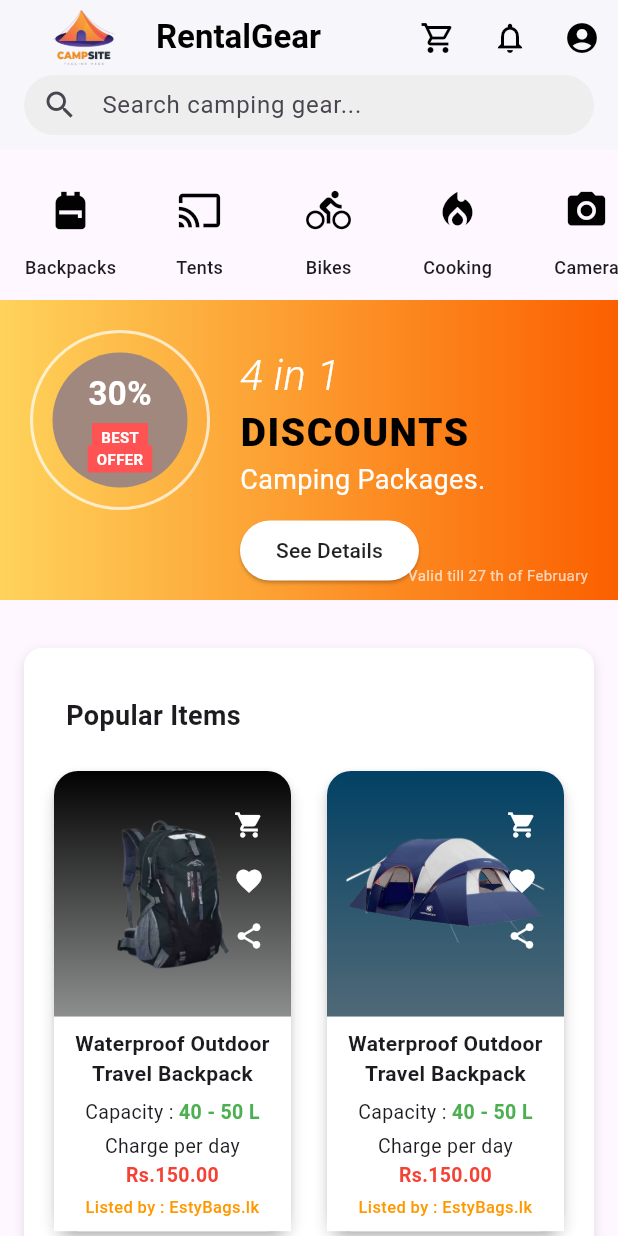
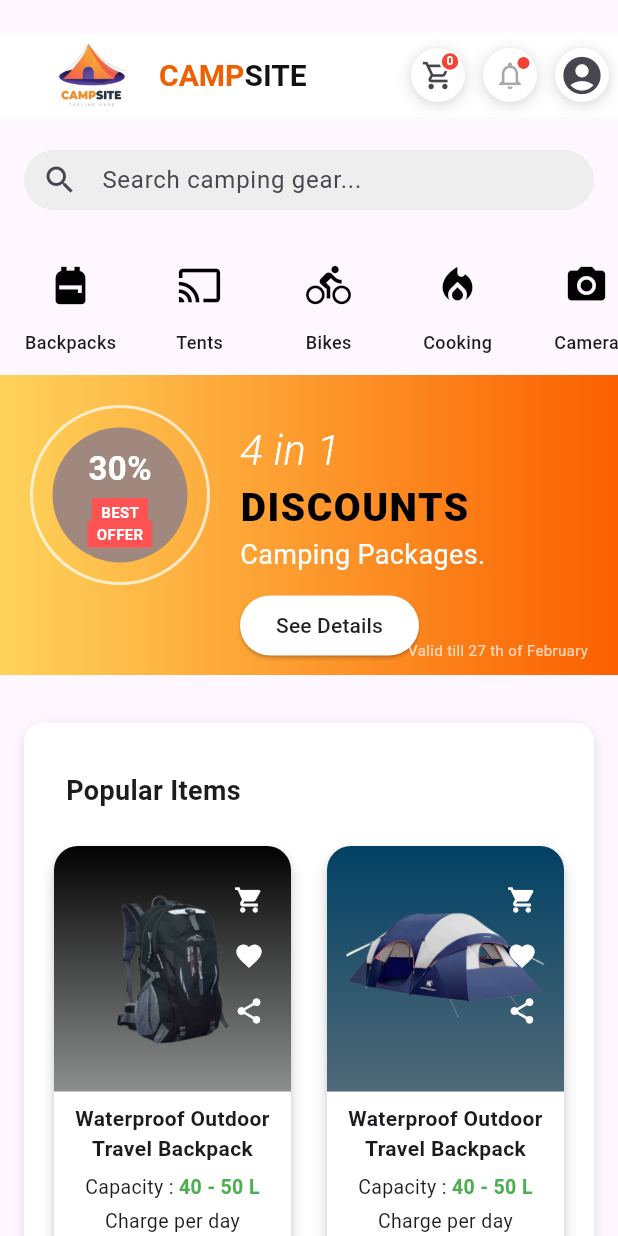
Before and after one commit to nilupul-dew/MAD_Group_09, a Flutter app: the HomePageContent screen opened directly, on a phone screen of 412 x 824 dp. Run offline on Flutter 3.47's test engine with Material 3 defaults, Android fonts, the phone set to English and light mode, and no system bars; our stand-ins replace carousel_slider, chewie, cloud_firestore, country_picker, firebase_auth, firebase_core and 9 more; missing offline and left inert: flutter_facebook_auth; accounts and stored records are empty; network calls fail.

Commit message:
group trip branch merged

```diff
--- a/hiking_app/lib/presentation/screens/Post/forum_screen.dart
+++ b/hiking_app/lib/presentation/screens/Post/forum_screen.dart
@@ -2,6 +2,8 @@ import 'package:flutter/material.dart';
 import 'package:flutter/rendering.dart';
 import 'package:hiking_app/data/firebase_services/Post/post_firebase.dart';
 import 'package:hiking_app/data/firebase_services/user/auth_service.dart';
+import 'package:hiking_app/presentation/screens/app_bar.dart';
+import 'package:hiking_app/presentation/screens/group_trip_screen.dart';
 import 'package:hiking_app/presentation/screens/user/user_profile_screen.dart';
 import 'package:hiking_app/presentation/widgets/Post/post_add.dart';
 import 'package:hiking_app/presentation/widgets/Post/post_search_screen.dart';
@@ -81,6 +83,7 @@ class _ForumScreenState extends State<ForumScreen> {
   @override
   Widget build(BuildContext context) {
     return Scaffold(
+      appBar: CustomAppBar(),
       body: Container(
         color: const Color.fromARGB(
             255, 211, 209, 209), // Set your desired background color here
@@ -189,10 +192,21 @@ class _ForumScreenState extends State<ForumScreen> {
                               const SizedBox(width: 8),
 
                               // 👥 Group Trip Button (for future)
-                              const CircleAvatar(
+                              CircleAvatar(
                                 radius: 20,
-                                backgroundColor: Color(0xFFF5F5F5),
-                                child: Icon(Icons.group, color: Colors.black),
+                                backgroundColor: const Color(0xFFF5F5F5),
+                                child: IconButton(
+                                  icon: const Icon(Icons.group,
+                                      color: Colors.black),
+                                  onPressed: () {
+                                    Navigator.push(
+                                      context,
+                                      MaterialPageRoute(
+                                        builder: (_) => GroupTripScreen(),
+                                      ),
+                                    );
+                                  },
+                                ),
                               ),
                             ],
                           ),
--- /dev/null
+++ b/hiking_app/lib/presentation/screens/app_bar.dart
@@ -0,0 +1,212 @@
+import 'package:flutter/material.dart';
+import 'package:hiking_app/presentation/screens/item/cart_page.dart';
+import 'package:hiking_app/presentation/screens/user/user_profile_screen.dart';
+
+class CustomAppBar extends StatelessWidget implements PreferredSizeWidget {
+  final int cartItemCount;
+  final VoidCallback? onCartPressed;
+  final VoidCallback? onNotificationPressed;
+  final VoidCallback? onProfilePressed;
+  final ValueChanged<String>? onSearchChanged;
+
+  const CustomAppBar({
+    Key? key,
+    this.cartItemCount = 0,
+    this.onCartPressed,
+    this.onNotificationPressed,
+    this.onProfilePressed,
+    this.onSearchChanged,
+  }) : super(key: key);
+
+  @override
+  Size get preferredSize => const Size.fromHeight(100);
+
+  @override
+  Widget build(BuildContext context) {
+    return AppBar(
+      backgroundColor: Colors.white,
+      elevation: 0,
+      automaticallyImplyLeading: false,
+      title: Row(
+        children: [
+          Image.asset('assets/images/logo1.png', height: 90),
+          RichText(
+            text: TextSpan(
+              text: "CAMP",
+              style: TextStyle(
+                color: const Color.fromARGB(255, 238, 97, 3),
+                fontWeight: FontWeight.bold,
+                fontSize: 20,
+              ),
+              children: [
+                TextSpan(
+                  text: "SITE",
+                  style: TextStyle(
+                    color: const Color.fromARGB(255, 18, 18, 18),
+                    fontWeight: FontWeight.bold,
+                    fontSize: 20,
+                  ),
+                ),
+              ],
+            ),
+          ),
+        ],
+      ),
+      actions: [
+        Padding(
+          padding: const EdgeInsets.all(6.0),
+          child: Stack(
+            children: [
+              Container(
+                width: 36,
+                height: 36,
+                decoration: BoxDecoration(
+                  color: Colors.white,
+                  shape: BoxShape.circle,
+                  boxShadow: [
+                    BoxShadow(
+                      color: Colors.black.withOpacity(0.1),
+                      spreadRadius: 1,
+                      blurRadius: 8,
+                      offset: const Offset(0, 2),
+                    ),
+                    BoxShadow(
+                      color: Colors.black.withOpacity(0.05),
+                      spreadRadius: 0,
+                      blurRadius: 4,
+                      offset: const Offset(0, 1),
+                    ),
+                  ],
+                ),
+                child: IconButton(
+                  iconSize: 22,
+                  padding: EdgeInsets.zero,
+                  icon: Icon(Icons.shopping_cart_outlined),
+                  onPressed: onCartPressed ??
+                      () {
+                        Navigator.push(
+                          context,
+                          MaterialPageRoute(
+                            builder: (context) => CartScreen(),
+                          ),
+                        );
+                      },
+                ),
+              ),
+              Positioned(
+                right: 3,
+                top: 2,
+                child: Container(
+                  width: 14,
+                  height: 14,
+                  decoration: BoxDecoration(
+                    color: Colors.red,
+                    shape: BoxShape.circle,
+                    border: Border.all(color: Colors.white, width: 1.5),
+                  ),
+                  child: Center(
+                    child: Text(
+                      '$cartItemCount', //TODO add cart count
+                      style: TextStyle(
+                        color: Colors.white,
+                        fontSize: 8,
+                        fontWeight: FontWeight.bold,
+                      ),
+                    ),
+                  ),
+                ),
+              ),
+            ],
+          ),
+        ),
+        Padding(
+          padding: const EdgeInsets.all(6.0),
+          child: Stack(
+            children: [
+              Container(
+                width: 36,
+                height: 36,
+                decoration: BoxDecoration(
+                  color: Colors.white,
+                  shape: BoxShape.circle,
+                  boxShadow: [
+                    BoxShadow(
+                      color: Colors.black.withOpacity(0.1),
+                      spreadRadius: 1,
+                      blurRadius: 8,
+                      offset: const Offset(0, 2),
+                    ),
+                    BoxShadow(
+                      color: Colors.black.withOpacity(0.05),
+                      spreadRadius: 0,
+                      blurRadius: 4,
+                      offset: const Offset(0, 1),
+                    ),
+                  ],
+                ),
+                child: IconButton(
+                  iconSize: 22,
+                  padding: EdgeInsets.zero,
+                  icon: Icon(Icons.notifications_none),
+                  onPressed: onNotificationPressed,
+                ),
+              ),
+              Positioned(
+                right: 3,
+                top: 4,
+                child: Container(
+                  width: 12,
+                  height: 12,
+                  decoration: BoxDecoration(
+                    color: Colors.red,
+                    shape: BoxShape.circle,
+                    border: Border.all(color: Colors.white, width: 2),
+                  ),
+                ),
+              ),
+            ],
+          ),
+        ),
+        Padding(
+          padding: const EdgeInsets.all(6.0),
+          child: Container(
+            width: 36,
+            height: 36,
+            decoration: BoxDecoration(
+              color: Colors.white,
+              shape: BoxShape.circle,
+              boxShadow: [
+                BoxShadow(
+                  color: Colors.black.withOpacity(0.1),
+                  spreadRadius: 1,
+                  blurRadius: 8,
+                  offset: const Offset(0, 2),
+                ),
+                BoxShadow(
+                  color: Colors.black.withOpacity(0.05),
+                  spreadRadius: 0,
+                  blurRadius: 4,
+                  offset: const Offset(0, 1),
+                ),
+              ],
+            ),
+            child: IconButton(
+              iconSize: 30,
+              padding: EdgeInsets.zero,
+              icon: Icon(Icons.account_circle_rounded),
+              onPressed: onProfilePressed ??
+                  () {
+                    Navigator.push(
+                      context,
+                      MaterialPageRoute(
+                        builder: (context) => UserProfileScreen(),
+                      ),
+                    );
+                  },
+            ),
+          ),
+        ),
+      ],
+    );
+  }
+}
--- a/hiking_app/lib/presentation/screens/home_screen.dart
+++ b/hiking_app/lib/presentation/screens/home_screen.dart
@@ -1,9 +1,8 @@
 import 'package:flutter/material.dart';
 import 'package:hiking_app/presentation/screens/Post/forum_screen.dart';
-import 'package:hiking_app/presentation/screens/item/cart_page.dart';
+import 'package:hiking_app/presentation/screens/app_bar.dart';
 import 'package:hiking_app/presentation/screens/item/search_page.dart';
 import 'package:hiking_app/presentation/screens/location-screens/explore_screen.dart';
-import 'package:hiking_app/presentation/screens/user/user_profile_screen.dart';
 import 'package:hiking_app/presentation/widgets/bottom_nav_bar.dart';
 import 'package:hiking_app/presentation/widgets/item_card.dart';
 //import 'package:google_maps_flutter/google_maps_flutter.dart';
@@ -123,45 +122,13 @@ class HomePageContent extends StatelessWidget {
   @override
   Widget build(BuildContext context) {
     return Scaffold(
-      appBar: PreferredSize(
-        preferredSize: Size.fromHeight(100),
-        child: AppBar(
-          backgroundColor: Colors.white,
-          elevation: 1,
+      appBar: AppBar(
+        toolbarHeight: 100,
         automaticallyImplyLeading: false,
-          title: Row(
-            children: [
-              Image.asset('assets/images/logo1.png', height: 80),
-              SizedBox(width: 8),
-              Text(
-                'RentalGear',
-                style: TextStyle(
-                  color: const Color.fromARGB(255, 0, 0, 0),
-                  fontWeight: FontWeight.bold,
-                ),
-              ),
-            ],
-          ),
-          actions: [
-            IconButton(
-              icon: Icon(Icons.shopping_cart_outlined, color: Colors.black),
-              onPressed: () => Navigator.push(
-                context,
-                MaterialPageRoute(builder: (context) => CartScreen()),
-              ),
-            ),
-            IconButton(
-              icon: Icon(Icons.notifications_none, color: Colors.black),
-              onPressed: () {},
-            ),
-            IconButton(
-              icon: Icon(Icons.account_circle, color: Colors.black),
-              onPressed: () => Navigator.push(
-                context,
-                MaterialPageRoute(builder: (context) => UserProfileScreen()),
-              ),
-            ),
-          ],
+        titleSpacing: 0,
+        title: CustomAppBar(),
+        backgroundColor: Colors.transparent,
+        elevation: 0,
         bottom: PreferredSize(
           preferredSize: Size.fromHeight(50),
           child: Padding(
@@ -178,7 +145,6 @@ class HomePageContent extends StatelessWidget {
                   prefixIcon: Icon(Icons.search),
                   border: InputBorder.none,
                   contentPadding: EdgeInsets.symmetric(vertical: 10),
-                  ),
                 ),
               ),
             ),
```
Lines whose indentation alone changed are shown as unchanged.
